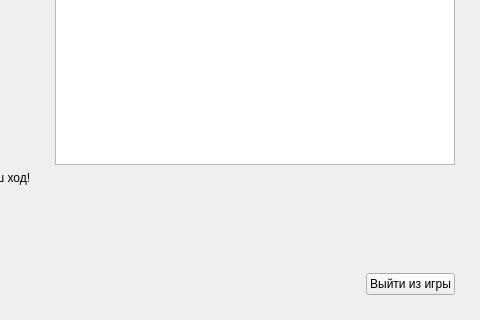
Before: the Qt Designer form src/ui/game.ui in IAmProgrammist/cbattle, drawn with Qt 5; both pictures show x 470 to 950 and y 280 to 600 of the 950 by 600 pixel window.
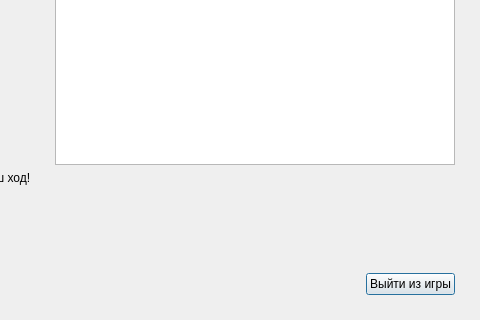
After: the same form once the commit is applied. Icons and pictures are not drawn.

Diff of the .ui file:
```diff
--- a/src/ui/game.ui
+++ b/src/ui/game.ui
@@ -1,7 +1,7 @@
 <?xml version="1.0" encoding="UTF-8"?>
 <ui version="4.0">
  <class>GameWindow</class>
- <widget class="QMainWindow" name="GameWindow">
+ <widget class="QDialog" name="GameWindow">
   <property name="geometry">
    <rect>
     <x>0</x>
@@ -17,7 +17,15 @@
    <iconset resource="../../resources.qrc">
     <normaloff>:/src/assets/icon.png</normaloff>:/src/assets/icon.png</iconset>
   </property>
-  <widget class="QWidget" name="centralwidget">
+  <widget class="QWidget" name="centralwidget" native="true">
+   <property name="geometry">
+    <rect>
+     <x>0</x>
+     <y>0</y>
+     <width>950</width>
+     <height>600</height>
+    </rect>
+   </property>
    <widget class="QWidget" name="verticalLayoutWidget">
     <property name="geometry">
      <rect>
```
Left out of the diff: 2 changed lines with no effect on the pictures.
